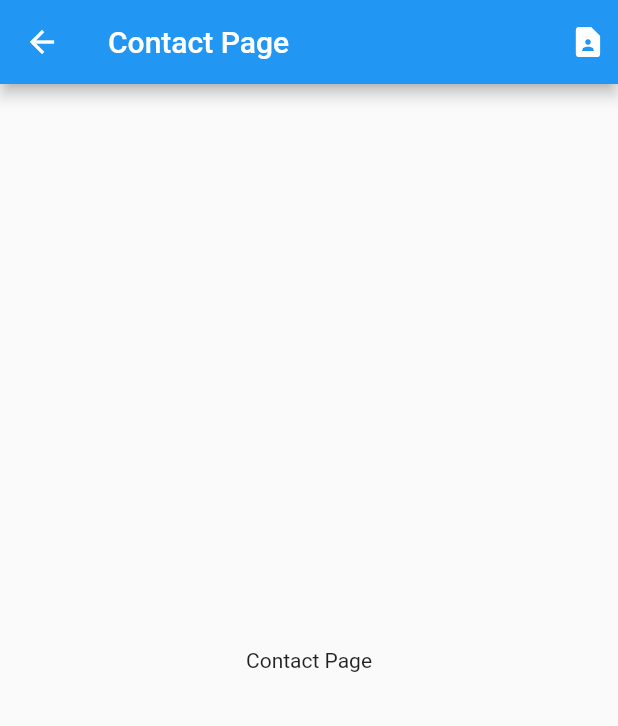
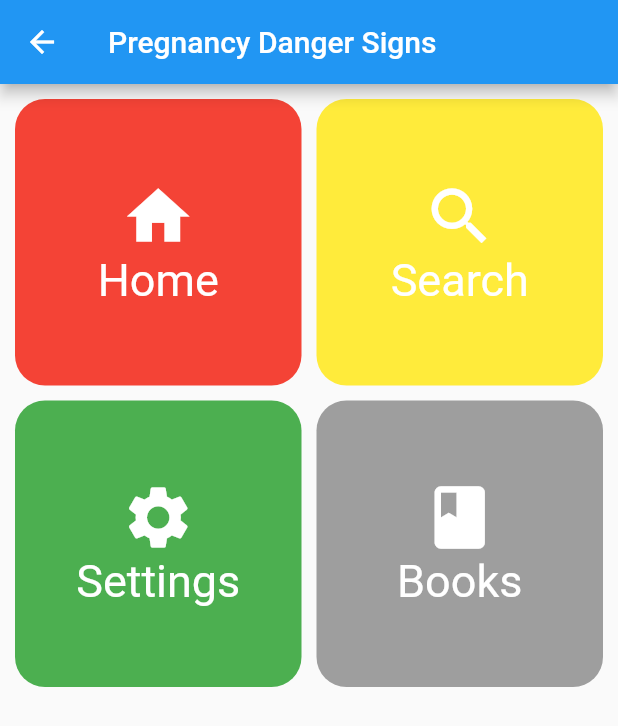
Before and after one commit to fasil712/mhis_mobile_app, a Flutter app: the screen it shows after launch, in the side drawer, after a tap on "Pregnancey danger signs", on a phone screen of 412 x 824 dp. Shown: the top 726 px of the screen. Run offline on Flutter 3.47's test engine with Material 2 defaults, Android fonts, the phone set to English and light mode, and no system bars; our stand-ins replace fluttertoast, share.

Commit message:
update commit

```diff
--- a/lib/main.dart
+++ b/lib/main.dart
@@ -1,7 +1,7 @@
 import 'package:flutter/material.dart';
 import 'package:myapp/others/help.dart';
 import 'package:myapp/screens/bmi/bmi_screen.dart';
-import 'package:myapp/screens/contact.dart';
+import 'package:myapp/screens/preg_danger_sign/pregnancy_danger_sign_screen.dart';
 import 'package:myapp/screens/diet_during_pregnancy/diet_during_preg_screen.dart';
 import 'package:myapp/screens/edd/edd.dart';
 import 'package:myapp/screens/login_screen.dart';
@@ -107,7 +107,7 @@ class _MyStatefulWidgetState extends State<MyStatefulWidget> {
               leading: const Icon(Icons.dangerous_rounded, color: Colors.red),
               onTap: () {
                 Navigator.of(context).push(MaterialPageRoute(
-                    builder: (BuildContext context) => const Contact()));
+                    builder: (BuildContext context) => const PregDangerSign()));
               },
             ),
             ListTile(
@@ -116,7 +116,7 @@ class _MyStatefulWidgetState extends State<MyStatefulWidget> {
                   color: Colors.purpleAccent),
               onTap: () {
                 Navigator.of(context).push(MaterialPageRoute(
-                    builder: (BuildContext context) => const Contact()));
+                    builder: (BuildContext context) => const PregDangerSign()));
               },
             ),
             const Divider(
--- a/lib/screens/contact.dart
+++ /dev/null
@@ -1,21 +0,0 @@
-import 'package:flutter/material.dart';
-
-class Contact extends StatelessWidget {
-  const Contact({Key? key}) : super(key: key);
-
-  @override
-  Widget build(BuildContext context) {
-    return Scaffold(
-      appBar: AppBar(
-        title: const Text("Contact Page"),
-        actions: const [
-        Padding(
-          padding: EdgeInsets.only(right: 8.0),
-          child: Icon(Icons.contact_page),
-        ),
-
-      ]),
-      body: const Center(child: Text('Contact Page')),
-    );
-  }
-}
--- /dev/null
+++ b/lib/screens/preg_danger_sign/danger_sign_detail_screen.dart
@@ -0,0 +1,13 @@
+import 'package:flutter/material.dart';
+
+class DangerSignDetail extends StatelessWidget {
+  const DangerSignDetail({Key? key}) : super(key: key);
+
+  @override
+  Widget build(BuildContext context) {
+    return Scaffold(
+      appBar: AppBar(title: const Text("Danger Sign Detail")),
+      body: const Center(child: Text("Detail")),
+    );
+  }
+}
--- /dev/null
+++ b/lib/screens/preg_danger_sign/pregnancy_danger_sign_screen.dart
@@ -0,0 +1,130 @@
+import 'package:flutter/material.dart';
+import 'package:myapp/screens/preg_danger_sign/danger_sign_detail_screen.dart';
+
+class PregDangerSign extends StatelessWidget {
+  const PregDangerSign({Key? key}) : super(key: key);
+
+  @override
+  Widget build(BuildContext context) {
+    return Scaffold(
+      appBar: AppBar(
+        title: const Text("Pregnancy Danger Signs"),
+      ),
+      body: Container(
+        child: Padding(
+          padding: const EdgeInsets.all(10.0),
+          child: GridView(
+            children: [
+              InkWell(
+                onTap: () {
+                  Navigator.push(context,
+                      MaterialPageRoute(builder: (context) => const DangerSignDetail()));
+                },
+                child: Container(
+                  decoration: BoxDecoration(
+                    borderRadius: BorderRadius.circular(20),
+                    color: Colors.red,
+                  ),
+                  child: Column(
+                    mainAxisAlignment: MainAxisAlignment.center,
+                    children: const [
+                      Icon(
+                        Icons.home,
+                        size: 50,
+                        color: Colors.white,
+                      ),
+                      Text(
+                        "Home",
+                        style: TextStyle(color: Colors.white, fontSize: 30),
+                      )
+                    ],
+                  ),
+                ),
+              ),
+              InkWell(
+                onTap: () {
+                  Navigator.push(context,
+                      MaterialPageRoute(builder: (context) => const DangerSignDetail()));
+                },
+                child: Container(
+                  decoration: BoxDecoration(
+                    borderRadius: BorderRadius.circular(20),
+                    color: Colors.yellow,
+                  ),
+                  child: Column(
+                    mainAxisAlignment: MainAxisAlignment.center,
+                    children: const [
+                      Icon(
+                        Icons.search,
+                        size: 50,
+                        color: Colors.white,
+                      ),
+                      Text(
+                        "Search",
+                        style: TextStyle(color: Colors.white, fontSize: 30),
+                      )
+                    ],
+                  ),
+                ),
+              ),
+              InkWell(
+                onTap: () {
+                  Navigator.push(context,
+                      MaterialPageRoute(builder: (context) => const DangerSignDetail()));
+                },
+                child: Container(
+                  decoration: BoxDecoration(
+                    borderRadius: BorderRadius.circular(20),
+                    color: Colors.green,
+                  ),
+                  child: Column(
+                    mainAxisAlignment: MainAxisAlignment.center,
+                    children: const [
+                      Icon(
+                        Icons.settings,
+                        size: 50,
+                        color: Colors.white,
+                      ),
+                      Text(
+                        "Settings",
+                        style: TextStyle(color: Colors.white, fontSize: 30),
+                      )
+                    ],
+                  ),
+                ),
+              ),
+              InkWell(
+                onTap: () {
+                  Navigator.push(context,
+                      MaterialPageRoute(builder: (context) => const DangerSignDetail()));
+                },
+                child: Container(
+                  decoration: BoxDecoration(
+                    borderRadius: BorderRadius.circular(20),
+                    color: Colors.grey,
+                  ),
+                  child: Column(
+                    mainAxisAlignment: MainAxisAlignment.center,
+                    children: const [
+                      Icon(
+                        Icons.book,
+                        size: 50,
+                        color: Colors.white,
+                      ),
+                      Text(
+                        "Books",
+                        style: TextStyle(color: Colors.white, fontSize: 30),
+                      )
+                    ],
+                  ),
+                ),
+              ),
+            ],
+            gridDelegate: const SliverGridDelegateWithFixedCrossAxisCount(
+                crossAxisCount: 2, mainAxisSpacing: 10, crossAxisSpacing: 10),
+          ),
+        ),
+      ),
+    );
+  }
+}
```
